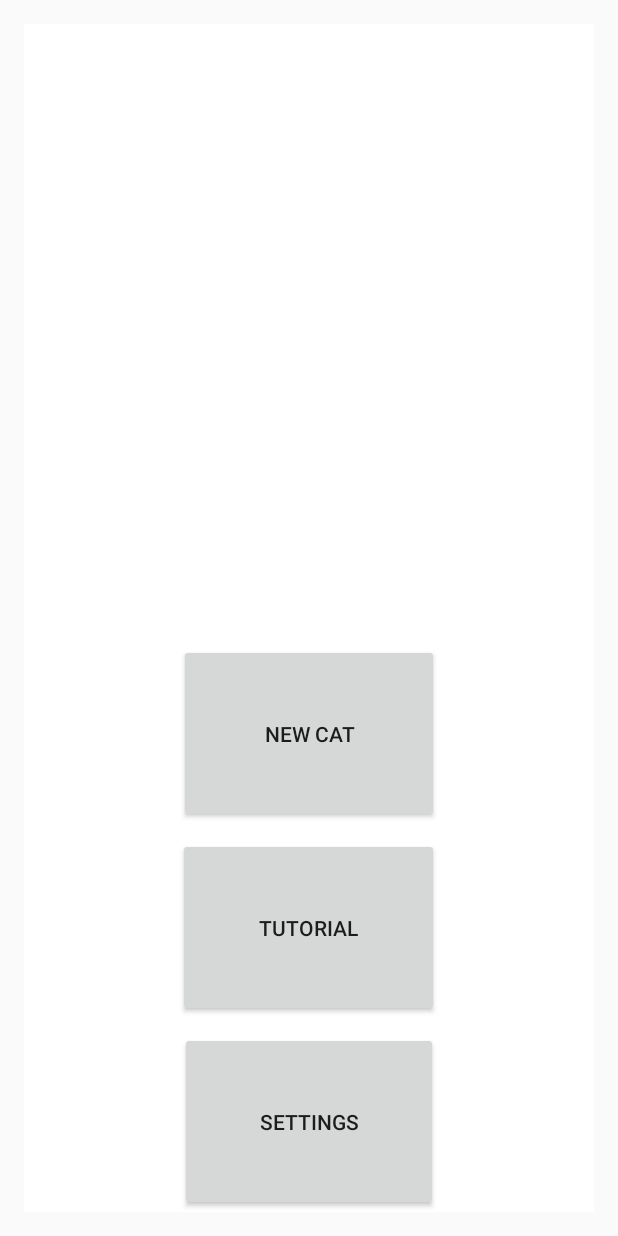
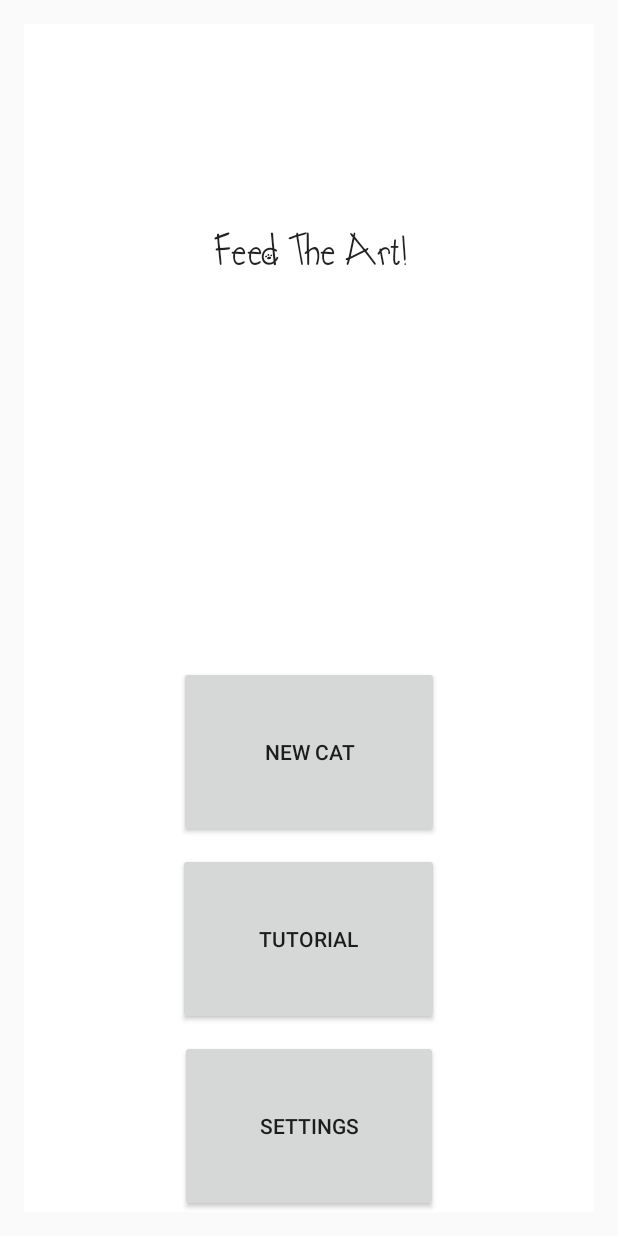
Before and after one commit to johannesplanis/FeedTheArt, an Android app: the screen it shows after launch (MenuActivity), on a phone screen of 412 x 824 dp. Run offline under Robolectric (Android 15) with nearby library versions, the light colour scheme and no system bars.

Commit message:
pierwsze przymiarki fontów, usunięcie paddingu z głównych widoków

```diff
--- a/app/src/main/java/menuactivity/MenuFragment.java
+++ b/app/src/main/java/menuactivity/MenuFragment.java
@@ -3,11 +3,13 @@ package menuactivity;
 import android.app.Activity;
 import android.app.Fragment;
 import android.content.SharedPreferences;
+import android.graphics.Typeface;
 import android.os.Bundle;
 import android.view.LayoutInflater;
 import android.view.View;
 import android.view.ViewGroup;
 import android.widget.Button;
+import android.widget.TextView;
 
 import com.planis.johannes.catprototype.R;
 
@@ -55,10 +57,16 @@ public class MenuFragment extends Fragment {
          */
         Activity act = getActivity();
         SharedPreferences shared = act.getSharedPreferences("INSTANCES_COUNT", act.MODE_PRIVATE);
+
+        //check if app is opened for the first time
         int COUNT = shared.getInt("COUNT",0);
         if(COUNT==0){
             continueButton.setVisibility(View.INVISIBLE);
         }
+        TextView tv = (TextView) view.findViewById(R.id.menu_title_text_field);
+        Typeface customFont = Typeface.createFromAsset(getActivity().getApplicationContext().getAssets(), "fonts/AustieBostKittenKlub.ttf");
+        tv.setText("Feed The Art!");
+        tv.setTypeface(customFont);
         return view;
 
 
--- a/app/src/main/java/menuactivity/SplashFragment.java
+++ b/app/src/main/java/menuactivity/SplashFragment.java
@@ -2,11 +2,13 @@ package menuactivity;
 
 import android.app.Activity;
 import android.app.Fragment;
+import android.graphics.Typeface;
 import android.os.Bundle;
 import android.util.Log;
 import android.view.LayoutInflater;
 import android.view.View;
 import android.view.ViewGroup;
+import android.widget.TextView;
 
 import com.planis.johannes.catprototype.R;
 
@@ -18,17 +20,17 @@ public class SplashFragment extends Fragment{
     @Override
     public View onCreateView(LayoutInflater inflater, ViewGroup container,
                              Bundle savedInstanceState) {
-        /*
-        not yet useful
-         */
-        /*if(container == null){
-            return null;
-        }*/
-        Log.i("planis", "onCreate ListFragment. Saved state? "
+
+        Log.i("planis", "onCreate SplashFragment. Saved state? "
                 + (savedInstanceState != null));
         final View view = inflater.inflate(R.layout.splash_fragment,
                 container, false);
+        TextView tv = (TextView) view.findViewById(R.id.splash_text_center);
 
+        //http://stackoverflow.com/questions/27588965/how-to-use-custom-font-in-android-studio
+        Typeface customFont = Typeface.createFromAsset(getActivity().getApplicationContext().getAssets(), "fonts/AustieBostKittenKlub.ttf");
+        tv.setText("Feed The Art!");
+        tv.setTypeface(customFont);
         return view;
 
 
--- a/app/src/main/res/layout/activity_cat.xml
+++ b/app/src/main/res/layout/activity_cat.xml
@@ -1,9 +1,6 @@
 <RelativeLayout xmlns:android="http://schemas.android.com/apk/res/android"
     xmlns:tools="http://schemas.android.com/tools" android:layout_width="match_parent"
-    android:layout_height="match_parent" android:paddingLeft="@dimen/activity_horizontal_margin"
-    android:paddingRight="@dimen/activity_horizontal_margin"
-    android:paddingTop="@dimen/activity_vertical_margin"
-    android:paddingBottom="@dimen/activity_vertical_margin"
+    android:layout_height="match_parent"
     tools:context="catactivity.CatActivity">
 
     <FrameLayout
--- a/app/src/main/res/layout/menu_fragment.xml
+++ b/app/src/main/res/layout/menu_fragment.xml
@@ -9,7 +9,17 @@
     <FrameLayout
         android:layout_width="match_parent"
         android:layout_height="wrap_content"
-        android:layout_weight="0.5"></FrameLayout>
+        android:layout_weight="0.5">
+
+        <TextView
+            android:layout_width="fill_parent"
+            android:layout_height="fill_parent"
+            android:textAppearance="?android:attr/textAppearanceLarge"
+            android:text="Feed The Art !"
+            android:id="@+id/menu_title_text_field"
+            android:layout_gravity="center"
+            android:gravity="center" />
+    </FrameLayout>
 
     <LinearLayout
         android:orientation="vertical"
```
Also changed, not shown: app/src/main/java/catactivity/ArtDownloader.java (+21 -5 lines), app/src/main/res/layout/splash_fragment.xml (+5 -3 lines), app/src/main/assets/fonts/AustieBostKittenKlub.ttf (added), app/src/main/assets/fonts/CatsAlphabet.ttf (added).
